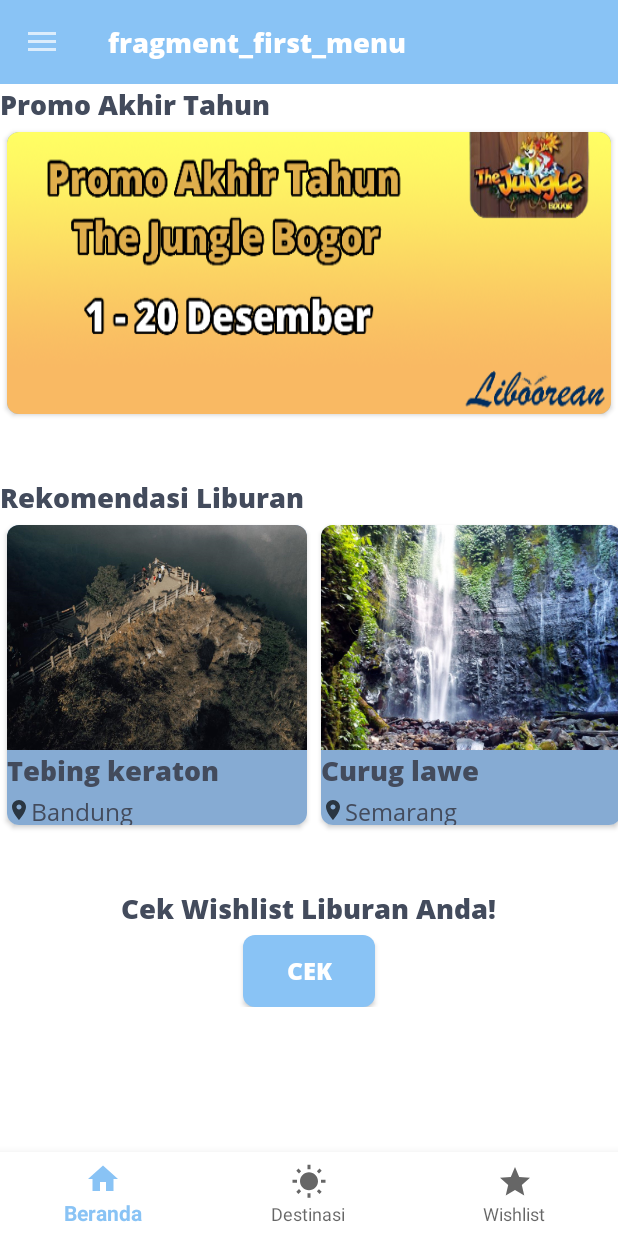
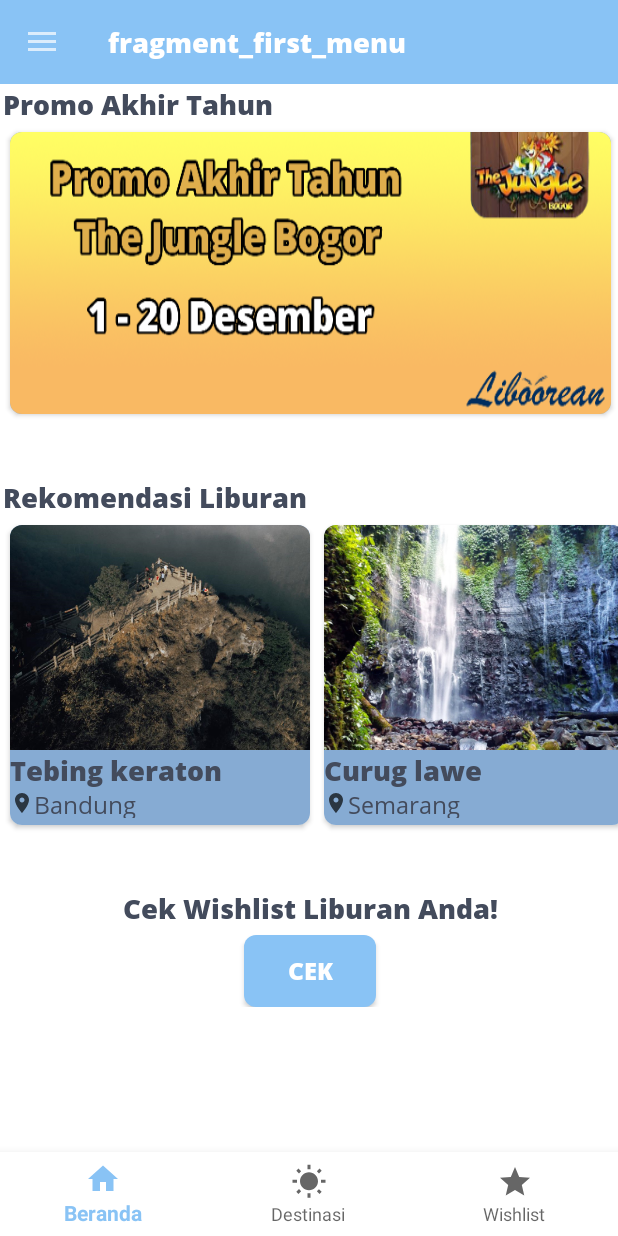
Before and after one commit to ganiaaldi/Liboorean, an Android app: the screen it shows after launch (MainActivity), after a tap on "LEWATI", on a phone screen of 412 x 824 dp. Run offline under Robolectric (Android 15) with nearby library versions, the phone set to English and light mode, and no system bars; our stand-ins replace navigation-ui; 2 statements that could not run were skipped; 1 other tap on this screen came first.

Commit message:
optimization ui ux

```diff
--- a/app/src/main/res/layout/fragment_first_menu.xml
+++ b/app/src/main/res/layout/fragment_first_menu.xml
@@ -4,13 +4,15 @@
         xmlns:tools="http://schemas.android.com/tools"
         xmlns:app="http://schemas.android.com/apk/res-auto"
         android:layout_width="match_parent"
-        android:layout_height="match_parent">
+        android:layout_height="match_parent"
+            >
 <RelativeLayout
         android:layout_width="match_parent"
         android:layout_height="match_parent"
         tools:context=".Menu.FirstMenuFragment"
         android:orientation="vertical"
-android:background="@color/white">
+android:background="@color/white"
+        android:layout_marginStart="2dp">
 
     <androidx.appcompat.widget.AppCompatTextView
             android:layout_width="wrap_content"
--- a/app/src/main/res/layout/fragment_promo_detail.xml
+++ b/app/src/main/res/layout/fragment_promo_detail.xml
@@ -30,7 +30,7 @@
                 android:layout_width="match_parent"
                 android:layout_height="match_parent"
                 android:orientation="vertical"
-                android:layout_below="@id/buttonBack"
+                android:layout_below="@id/buttoonBack"
         android:layout_marginTop="10dp">
             <androidx.cardview.widget.CardView
                     android:layout_width="match_parent"
--- a/app/src/main/res/layout/item_rekomendasi.xml
+++ b/app/src/main/res/layout/item_rekomendasi.xml
@@ -24,7 +24,7 @@
         <TextView
                 android:id="@+id/tvNameRekomendasi"
                 android:layout_width="match_parent"
-                android:layout_height="30dp"
+                android:layout_height="25dp"
                 style="@style/MediumDarkBoldText"/>
 
         <TextView
```
Also changed, not shown: app/src/main/res/layout/fragment_detail.xml (+26 -6 lines).
